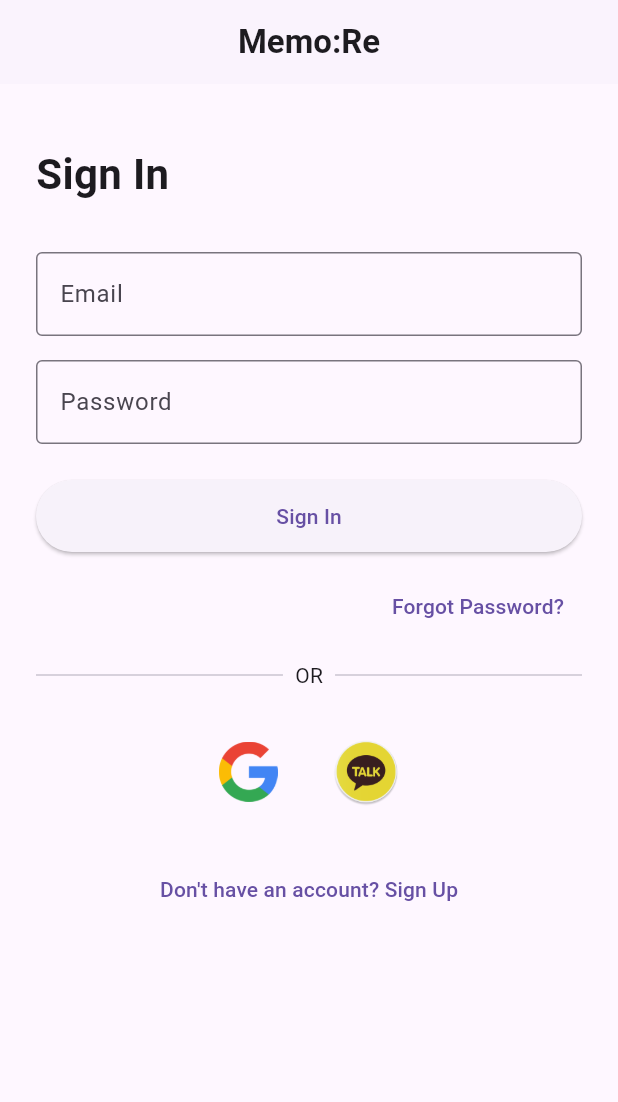
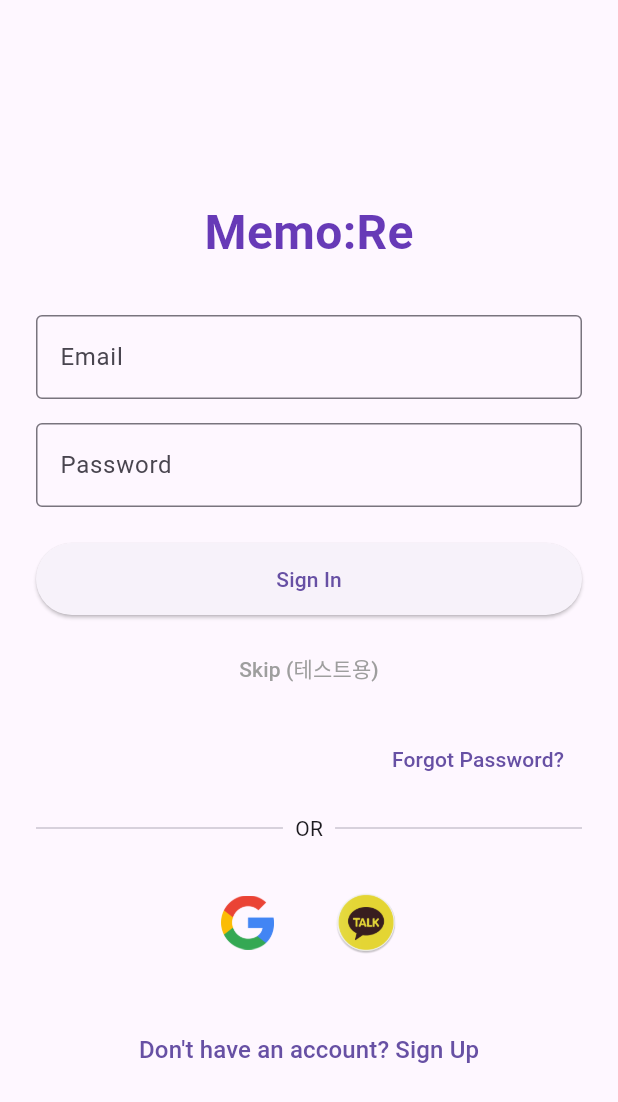
Before and after one commit to alvn84/memoRe, a Flutter app: the screen it shows after launch, on a phone screen of 412 x 824 dp. Shown: the top 1102 px of the screen. Run offline on Flutter 3.47's test engine with Material 3 defaults, Android fonts, the light colour scheme and no system bars; our stand-ins replace smooth_page_indicator, table_calendar.

Commit message:
로그인 UI 대강 완성

```diff
--- a/lib/presentation/screen/auth/login/login_form.dart
+++ b/lib/presentation/screen/auth/login/login_form.dart
@@ -63,6 +63,24 @@ class _LoginFormState extends State<LoginForm> {
             child: const Text('Sign In'),
           ),
         ),
+        const SizedBox(height: 12),
+        Center( // skip 버튼 없애려면 여기 이 Center 컴포넌트랑 바로 위 SizedBox 날려버리기
+          child: TextButton(
+            onPressed: () {
+              Navigator.pushReplacement(
+                context,
+                MaterialPageRoute(builder: (context) => const HomeScreen()),
+              );
+            },
+            child: const Text(
+              'Skip (테스트용)',
+              style: TextStyle(
+                fontSize: 14,
+                color: Colors.grey, // ✅ 메인 포인트 컬러도 아님. 그냥 조용하게 회색.
+              ),
+            ),
+          ),
+        ),
       ],
     );
   }
--- a/lib/presentation/screen/auth/login/login_screen.dart
+++ b/lib/presentation/screen/auth/login/login_screen.dart
@@ -1,7 +1,8 @@
 import 'package:flutter/material.dart';
 import '../signup/signup_screen.dart';
-import 'login_form.dart'; // ✅ LoginForm import 추가
+import 'login_form.dart';
 import '../forgot_password/forgot_password.dart';
+import 'social_login_buttons.dart';
 import '../social_login/google_login_screen.dart';
 import '../social_login/kakao_login_screen.dart';
 
@@ -10,35 +11,48 @@ class LoginScreen extends StatefulWidget {
 
   @override
   State<LoginScreen> createState() => _LoginScreenState();
+
 }
 
 class _LoginScreenState extends State<LoginScreen> {
+
+  Key _formKey = UniqueKey(); // ⭐️ 키를 매번 새로 주기
+
+  void _refreshForm() {
+    setState(() {
+      _formKey = UniqueKey(); // 새 키 부여 → LoginForm 강제 rebuild
+    });
+  }
+
   @override
   Widget build(BuildContext context) {
-    return Scaffold(
-      appBar: AppBar(
-        title: const Text(
-          'Memo:Re',
-          style: TextStyle(fontWeight: FontWeight.bold),
-        ),
-        centerTitle: true,
-        elevation: 0.5,
-      ),
-      body: Padding(
+    return GestureDetector(
+      behavior: HitTestBehavior.translucent, // 빈 공간도 터치 감지
+      onTap: () {
+        FocusScope.of(context).unfocus(); // 키보드 내리기
+      },
+      child: Scaffold(
+        body: SafeArea(
+          child: Center(
+            child: SingleChildScrollView(
               padding: const EdgeInsets.symmetric(horizontal: 24.0),
-        child: SingleChildScrollView(
               child: Column(
+                mainAxisSize: MainAxisSize.min,
                 crossAxisAlignment: CrossAxisAlignment.start,
                 children: [
-              const SizedBox(height: 40),
-              const Text(
-                'Sign In',
-                style: TextStyle(fontSize: 28, fontWeight: FontWeight.bold),
+                  const SizedBox(height: 32),
+                  Center(
+                    child: Text(
+                      'Memo:Re',
+                      style: TextStyle(
+                        fontSize: 32,
+                        fontWeight: FontWeight.bold,
+                        color: Colors.deepPurple,
+                      ),
+                    ),
                   ),
                   const SizedBox(height: 32),
-
-              const LoginForm(), // ✅ 여기! 직접 TextField 작성 대신 LoginForm 사용!
-
+                  LoginForm(key: _formKey), // ✅ 여기에 key 줌
                   const SizedBox(height: 12),
                   Align(
                     alignment: Alignment.centerRight,
@@ -47,9 +61,12 @@ class _LoginScreenState extends State<LoginScreen> {
                         Navigator.push(
                           context,
                           MaterialPageRoute(
-                          builder: (context) =>
-                              const ForgotPasswordScreen()), // ✅ 이동
-                    );
+                            builder: (context) => const ForgotPasswordScreen(),
+                          ),
+                        ).then((_) {
+                          FocusScope.of(context).unfocus();
+                          _refreshForm(); // ⭐️ 돌아왔을 때 폼 새로 만듦
+                        });
                       },
                       child: const Text('Forgot Password?'),
                     ),
@@ -66,57 +83,56 @@ class _LoginScreenState extends State<LoginScreen> {
                     ],
                   ),
                   const SizedBox(height: 24),
-              Row(
-                mainAxisAlignment: MainAxisAlignment.center,
-                children: [
-                  IconButton(
-                    onPressed: () {
+                  SocialLoginButtons(
+                    onGoogleLogin: () {
                       Navigator.push(
                         context,
-                        MaterialPageRoute(builder: (context) => const GoogleLoginScreen()),
-                      );
+                        MaterialPageRoute(
+                          builder: (context) => const GoogleLoginScreen(),
+                        ),
+                      ).then((_) {
+                        FocusScope.of(context).unfocus();
+                        _refreshForm(); // 돌아오면 폼 새로 리셋
+                      });
                     },
-                    icon: SizedBox(
-                      width: 40,
-                      height: 40,
-                      child: Image.asset('assets/icons/google_logo.png',
-                          fit: BoxFit.contain),
-                    ),
-                  ),
-                  const SizedBox(width: 20),
-                  IconButton(
-                    onPressed: () {
+                    onKakaoLogin: () {
                       Navigator.push(
                         context,
-                        MaterialPageRoute(builder: (context) => const KakaoLoginScreen()),
-                      );
+                        MaterialPageRoute(
+                          builder: (context) => const KakaoLoginScreen(),
+                        ),
+                      ).then((_) {
+                        FocusScope.of(context).unfocus();
+                        _refreshForm(); // 돌아오면 폼 새로 리셋
+                      });
                     },
-                    icon: SizedBox(
-                      width: 45,
-                      height: 45,
-                      child: Image.asset('assets/icons/kakao_logo.png',
-                          fit: BoxFit.contain),
                   ),
-                  ),
-                ],
-              ),
-              const SizedBox(height: 24),
+                  const SizedBox(height: 32),
                   Center(
                     child: TextButton(
                       onPressed: () {
                         Navigator.push(
                           context,
                           MaterialPageRoute(
-                          builder: (context) => const SignUpScreen()),
-                    );
+                            builder: (context) => const SignUpScreen(),
+                          ),
+                        ).then((_) {
+                          FocusScope.of(context).unfocus();
+                          _refreshForm(); // ⭐️ 돌아왔을 때 폼 새로 만듦
+                        });
                       },
-                  child: const Text("Don't have an account? Sign Up"),
+                      child: const Text(
+                        "Don't have an account? Sign Up",
+                        style: TextStyle(fontSize: 16),
+                      ),
                     ),
                   ),
                 ],
               ),
             ),
           ),
+        ),
+      ),
     );
   }
 }
--- /dev/null
+++ b/lib/presentation/screen/auth/login/social_login_buttons.dart
@@ -0,0 +1,38 @@
+import 'package:flutter/material.dart';
+
+class SocialLoginButtons extends StatelessWidget {
+  final VoidCallback onGoogleLogin;
+  final VoidCallback onKakaoLogin;
+
+  const SocialLoginButtons({
+    super.key,
+    required this.onGoogleLogin,
+    required this.onKakaoLogin,
+  });
+
+  @override
+  Widget build(BuildContext context) {
+    return Row(
+      mainAxisAlignment: MainAxisAlignment.center,
+      children: [
+        IconButton(
+          onPressed: onGoogleLogin,
+          icon: SizedBox(
+            width: 36,
+            height: 36,
+            child: Image.asset('assets/icons/google_logo.png'),
+          ),
+        ),
+        const SizedBox(width: 24),
+        IconButton(
+          onPressed: onKakaoLogin,
+          icon: SizedBox(
+            width: 42,
+            height: 42,
+            child: Image.asset('assets/icons/kakao_logo.png'),
+          ),
+        ),
+      ],
+    );
+  }
+}
```
Also changed, not shown: lib/presentation/screen/auth/forgot_password/forgot_password.dart (+70 -18 lines). Lines whose indentation alone changed are shown as unchanged.
